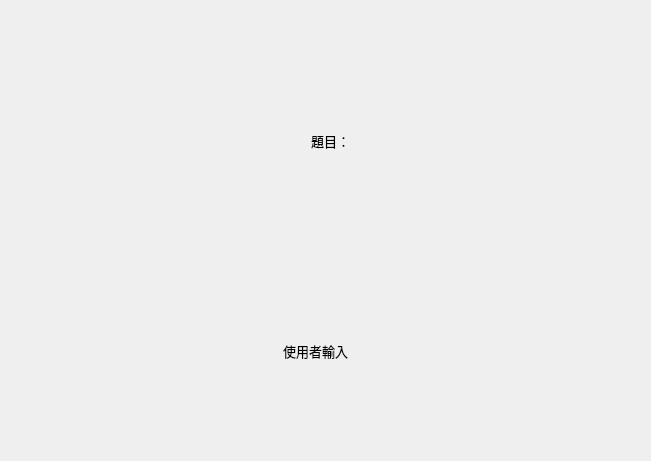
This is mainwindow.ui in qaz5823091/EnglishTypingGame as Qt 5 draws it before an edit; both pictures show x 130 to 781 and y 100 to 561 of the 928 by 647 pixel window. The edited form follows.
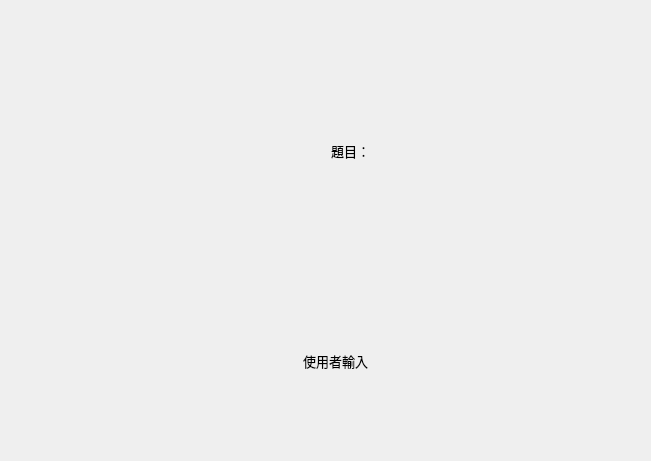
This is the edited form.

```diff
--- a/mainwindow.ui
+++ b/mainwindow.ui
@@ -17,8 +17,8 @@
    <widget class="QLabel" name="question">
     <property name="geometry">
      <rect>
-      <x>260</x>
-      <y>160</y>
+      <x>280</x>
+      <y>170</y>
       <width>401</width>
       <height>161</height>
      </rect>
@@ -42,8 +42,8 @@
     </property>
     <property name="geometry">
      <rect>
-      <x>210</x>
-      <y>410</y>
+      <x>230</x>
+      <y>420</y>
       <width>471</width>
       <height>81</height>
      </rect>
```
